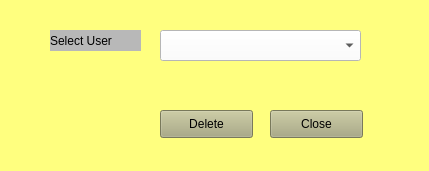
First picture: the form in Delete_User/Delete_User.ui, repository vaishaligawarkar777-pixel/Password_Login_Project, before the edit.
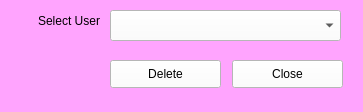
Second picture: the form after the edit.

What changed in the file:
```diff
--- a/Delete_User/Delete_User.ui
+++ b/Delete_User/Delete_User.ui
@@ -6,40 +6,49 @@
    <rect>
     <x>0</x>
     <y>0</y>
-    <width>429</width>
-    <height>171</height>
+    <width>363</width>
+    <height>112</height>
    </rect>
   </property>
   <property name="windowTitle">
    <string>MainWindow</string>
   </property>
   <property name="styleSheet">
-   <string notr="true">background-color: rgb(255, 255, 127);</string>
+   <string notr="true">background-color: rgb(255, 164, 254);</string>
   </property>
   <widget class="QWidget" name="centralwidget">
    <widget class="QLabel" name="label">
     <property name="geometry">
      <rect>
-      <x>50</x>
-      <y>30</y>
-      <width>91</width>
+      <x>0</x>
+      <y>10</y>
+      <width>100</width>
       <height>21</height>
      </rect>
     </property>
+    <property name="minimumSize">
+     <size>
+      <width>100</width>
+      <height>0</height>
+     </size>
+    </property>
     <property name="styleSheet">
      <string notr="true">font: 10pt &quot;MS Shell Dlg 2&quot;;
-background-color: rgb(184, 184, 184);</string>
+</string>
     </property>
     <property name="text">
      <string>Select User</string>
     </property>
+    <property name="alignment">
+     <set>Qt::AlignRight|Qt::AlignTrailing|Qt::AlignVCenter</set>
+    </property>
    </widget>
    <widget class="QComboBox" name="cmbselectuser">
     <property name="geometry">
      <rect>
-      <x>160</x>
-      <y>30</y>
-      <width>201</width>
+      <x>110</x>
+      <y>10</y>
+      <width>231</width>
       <height>31</height>
      </rect>
     </property>
@@ -50,16 +59,16 @@
    <widget class="QPushButton" name="btndelete">
     <property name="geometry">
      <rect>
-      <x>160</x>
-      <y>110</y>
-      <width>93</width>
+      <x>110</x>
+      <y>60</y>
+      <width>111</width>
       <height>28</height>
      </rect>
     </property>
     <property name="styleSheet">
-     <string notr="true">background-color: rgb(186, 186, 139);
+     <string notr="true">background-color: rgb(255, 255, 255);
 font: 10pt &quot;MS Shell Dlg 2&quot;;
-background-color: rgb(170, 170, 127);</string>
+</string>
     </property>
     <property name="text">
      <string>Delete</string>
@@ -68,15 +77,16 @@
    <widget class="QPushButton" name="pushButton_2">
     <property name="geometry">
      <rect>
-      <x>270</x>
-      <y>110</y>
-      <width>93</width>
+      <x>232</x>
+      <y>60</y>
+      <width>111</width>
       <height>28</height>
      </rect>
     </property>
     <property name="styleSheet">
      <string notr="true">font: 10pt &quot;MS Shell Dlg 2&quot;;
-background-color: rgb(170, 170, 127);</string>
+background-color: rgb(255, 255, 255);
+</string>
     </property>
     <property name="text">
      <string>Close</string>
```
